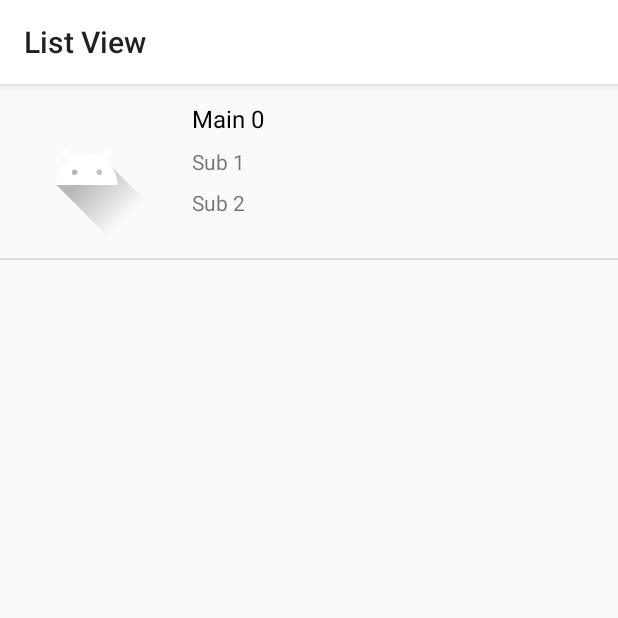
After one commit to syngenta-digital/mobile-android-ui-kit, an Android app: the fragment ListViewFragment placed in its activity, on a phone screen of 412 x 824 dp, the top half of it. The commit adds this screen. Run offline under Robolectric (Android 15) with nearby library versions, the phone set to English and light mode, and no system bars.

Commit message:
Adding StyledList

```diff
--- a/demo/src/main/java/com/syngenta/uikit/MainActivity.kt
+++ b/demo/src/main/java/com/syngenta/uikit/MainActivity.kt
@@ -4,10 +4,7 @@ import android.os.Bundle
 import androidx.appcompat.app.AppCompatActivity
 import androidx.fragment.app.Fragment
 import androidx.fragment.app.FragmentTransaction
-import com.syngenta.uikit.fragments.ButtonsFragment
-import com.syngenta.uikit.fragments.ColorsFragment
-import com.syngenta.uikit.fragments.DialogsFragment
-import com.syngenta.uikit.fragments.HomeFragment
+import com.syngenta.uikit.fragments.*
 
 
 class MainActivity : AppCompatActivity() {
@@ -38,6 +35,10 @@ class MainActivity : AppCompatActivity() {
         navigateTo(ColorsFragment())
     }
 
+    fun showListViewLayout() {
+        navigateTo(ListViewFragment())
+    }
+
     private fun navigateTo(fragment: Fragment) {
         val fragmentTransaction = supportFragmentManager.beginTransaction()
         fragmentTransaction.replace(R.id.frameLayout, fragment)
--- /dev/null
+++ b/demo/src/main/java/com/syngenta/uikit/adapters/StyledListAdapter.kt
@@ -0,0 +1,109 @@
+package com.syngenta.uikit.adapters
+
+import android.content.Context
+import android.view.LayoutInflater
+import android.view.View
+import android.view.ViewGroup
+import android.widget.ImageView
+import android.widget.TextView
+import androidx.recyclerview.widget.DividerItemDecoration
+import androidx.recyclerview.widget.LinearLayoutManager
+import androidx.recyclerview.widget.RecyclerView
+import com.syngenta.uikit.R
+import kotlinx.android.synthetic.main.item_generic.view.*
+
+interface StyledListItem {
+    fun getImageUrl(): Int?
+    fun getMainText(): String?
+    fun getSubText1(): String?
+    fun getSubText2(): String?
+}
+
+interface StyledItemCallback {
+    fun onClick(item: StyledListItem)
+}
+
+class StyledListAdapter<T : StyledListItem>() : RecyclerView.Adapter<GenericViewHolder>() {
+
+    var list: Array<T>? = null
+    var context: Context? = null
+    var callback: StyledItemCallback? = null
+
+    constructor(
+        context: Context,
+        items: Array<T>,
+        recyclerView: RecyclerView,
+        callback: StyledItemCallback? = null
+    ) : this() {
+        this.context = context
+        this.list = items
+        this.callback = callback
+        val layoutManager = LinearLayoutManager(context)
+        recyclerView.layoutManager = layoutManager
+        recyclerView.addItemDecoration(
+            DividerItemDecoration(
+                recyclerView.context,
+                layoutManager.orientation
+            )
+        )
+
+        recyclerView.adapter = this
+    }
+
+    override fun onCreateViewHolder(parent: ViewGroup, viewType: Int): GenericViewHolder {
+        val view = LayoutInflater.from(context).inflate(R.layout.item_generic, parent, false)
+        return GenericViewHolder(view)
+    }
+
+    override fun getItemCount() = list?.size ?: 0
+
+    override fun onBindViewHolder(holder: GenericViewHolder, position: Int) {
+        list?.let { list ->
+            val item = list[position]
+            val imageUrl = item.getImageUrl()
+            if (imageUrl != null) {
+                holder.imageView.setImageResource(imageUrl)
+                holder.imageView.visibility = View.VISIBLE
+            } else {
+                holder.imageView.visibility = View.GONE
+            }
+
+            if (item.getMainText() != null) {
+                holder.mainText.text = item.getMainText()
+                holder.mainText.visibility = View.VISIBLE
+            } else {
+                holder.mainText.visibility = View.GONE
+            }
+
+            if (item.getSubText1() != null) {
+                holder.subText1.text = item.getSubText1()
+                holder.subText1.visibility = View.VISIBLE
+            } else {
+                holder.subText1.visibility = View.GONE
+            }
+
+            if (item.getSubText2() != null) {
+                holder.subText2.text = item.getSubText2()
+                holder.subText2.visibility = View.VISIBLE
+            } else {
+                holder.subText2.visibility = View.GONE
+            }
+            holder.v.setOnClickListener {
+                callback?.onClick(item)
+            }
+        }
+    }
+
+    fun setItems(items: Array<T>) {
+        this.list = items
+        notifyDataSetChanged()
+    }
+
+}
+
+class GenericViewHolder(var v: View) : RecyclerView.ViewHolder(v) {
+    val imageView: ImageView = v.image_view
+    val mainText: TextView = v.text_main
+    val subText1: TextView = v.text_sub1
+    val subText2: TextView = v.text_sub2
+}
--- a/demo/src/main/java/com/syngenta/uikit/fragments/HomeFragment.kt
+++ b/demo/src/main/java/com/syngenta/uikit/fragments/HomeFragment.kt
@@ -30,6 +30,11 @@ class HomeFragment : Fragment() {
             (activity as MainActivity).showDialogsLayout()
         }
 
+        button_list_view.setOnClickListener {
+            (activity as MainActivity).showListViewLayout()
+
+        }
+
         button_colors.setOnClickListener {
             (activity as MainActivity).showColorsLayout()
         }
--- /dev/null
+++ b/demo/src/main/java/com/syngenta/uikit/fragments/ListViewFragment.kt
@@ -0,0 +1,100 @@
+package com.syngenta.uikit.fragments
+
+
+import android.content.Context
+import android.os.Bundle
+import android.view.LayoutInflater
+import android.view.View
+import android.view.ViewGroup
+import androidx.fragment.app.Fragment
+import com.syngenta.uikit.MainActivity
+import com.syngenta.uikit.R
+import com.syngenta.uikit.adapters.StyledItemCallback
+import com.syngenta.uikit.adapters.StyledListAdapter
+import com.syngenta.uikit.adapters.StyledListItem
+import kotlinx.android.synthetic.main.fragment_list_view.*
+
+/**
+ * A simple [Fragment] subclass.
+ */
+class ListViewFragment : Fragment() {
+
+    var adapter: StyledListAdapter<ListItem>? = null
+
+    override fun onCreateView(
+        inflater: LayoutInflater, container: ViewGroup?,
+        savedInstanceState: Bundle?
+    ): View? {
+        // Inflate the layout for this fragment
+        return inflater.inflate(R.layout.fragment_list_view, container, false)
+    }
+
+    override fun onResume() {
+        super.onResume()
+        (activity as MainActivity).setTitle(getString(R.string.list_view))
+    }
+
+    override fun onActivityCreated(savedInstanceState: Bundle?) {
+        super.onActivityCreated(savedInstanceState)
+        adapter = StyledListAdapter(
+            context!!,
+            initList(),
+            recycler_view_generic,
+            CallbackHandler(context!!, this)
+        )
+    }
+
+    private fun initList(): Array<ListItem> {
+        itemList.clear()
+        counter = 0
+        itemList.add(
+            ListItem(
+                image = R.drawable.ic_launcher_foreground,
+                main = "Main $counter",
+                sub1 = "Sub 1",
+                sub2 = "Sub 2"
+            )
+        )
+        return itemList.toTypedArray()
+    }
+
+    fun addItem() {
+        counter++
+        itemList.add(
+            ListItem(
+                image = R.drawable.ic_launcher_foreground,
+                main = "Main $counter",
+                sub1 = "Sub 1",
+                sub2 = "Sub 2"
+            )
+        )
+        adapter?.setItems(itemList.toTypedArray())
+    }
+
+    companion object {
+        val itemList = mutableListOf<ListItem>()
+        var counter: Int = 0
+    }
+}
+
+class CallbackHandler(
+    val context: Context,
+    private val listViewFragment: ListViewFragment
+) : StyledItemCallback {
+    override fun onClick(item: StyledListItem) {
+        listViewFragment.addItem()
+    }
+
+}
+
+class ListItem(
+    val image: Int? = null,
+    val main: String? = null,
+    val sub1: String? = null,
+    val sub2: String? = null
+) : StyledListItem {
+    override fun getImageUrl() = image
+    override fun getMainText() = main
+    override fun getSubText1() = sub1
+    override fun getSubText2() = sub2
+}
--- a/demo/src/main/res/layout/fragment_home.xml
+++ b/demo/src/main/res/layout/fragment_home.xml
@@ -21,6 +21,7 @@
             android:gravity="center"
             android:padding="16dp"
             android:text="@string/syngenta_ui_kit"
+            android:textColor="@android:color/black"
             android:textSize="32sp"
             android:textStyle="bold" />
 
@@ -30,6 +31,7 @@
             android:layout_height="wrap_content"
             android:layout_margin="16dp"
             android:text="@string/buttons"
+            app:colorNew="@android:color/black"
             app:type="text" />
 
         <com.syngenta.uikit_android.StyledButton
@@ -38,6 +40,16 @@
             android:layout_height="wrap_content"
             android:layout_margin="16dp"
             android:text="@string/dialogs"
+            app:colorNew="@android:color/black"
+            app:type="text" />
+
+        <com.syngenta.uikit_android.StyledButton
+            android:id="@+id/button_list_view"
+            android:layout_width="match_parent"
+            android:layout_height="wrap_content"
+            android:layout_margin="16dp"
+            android:text="@string/list_view"
+            app:colorNew="@android:color/black"
             app:type="text" />
 
         <com.syngenta.uikit_android.StyledButton
@@ -46,6 +58,7 @@
             android:layout_height="wrap_content"
             android:layout_margin="16dp"
             android:text="@string/colors"
+            app:colorNew="@android:color/black"
             app:type="text" />
 
     </LinearLayout>
--- /dev/null
+++ b/demo/src/main/res/layout/fragment_list_view.xml
@@ -0,0 +1,13 @@
+<?xml version="1.0" encoding="utf-8"?>
+<FrameLayout xmlns:android="http://schemas.android.com/apk/res/android"
+    xmlns:tools="http://schemas.android.com/tools"
+    android:layout_width="match_parent"
+    android:layout_height="match_parent"
+    tools:context=".fragments.ListViewFragment">
+
+<androidx.recyclerview.widget.RecyclerView
+    android:id="@+id/recycler_view_generic"
+    android:layout_width="match_parent"
+    android:layout_height="match_parent"/>
+
+</FrameLayout>
--- /dev/null
+++ b/demo/src/main/res/layout/item_generic.xml
@@ -0,0 +1,49 @@
+<?xml version="1.0" encoding="utf-8"?>
+<androidx.constraintlayout.widget.ConstraintLayout xmlns:android="http://schemas.android.com/apk/res/android"
+    xmlns:app="http://schemas.android.com/apk/res-auto"
+    xmlns:tools="http://schemas.android.com/tools"
+    android:layout_width="match_parent"
+    android:layout_height="wrap_content"
+    android:padding="8dp">
+
+    <ImageView
+        android:id="@+id/image_view"
+        android:layout_width="100dp"
+        android:layout_height="100dp"
+        android:src="@mipmap/ic_launcher"
+        app:layout_constraintStart_toStartOf="parent"
+        app:layout_constraintTop_toTopOf="parent" />
+
+    <TextView
+        android:id="@+id/text_main"
+        android:layout_width="wrap_content"
+        android:layout_height="wrap_content"
+        android:layout_marginLeft="16dp"
+        android:layout_marginRight="16dp"
+        android:padding="4dp"
+        android:textColor="@android:color/black"
+        android:textSize="16dp"
+        app:layout_constraintStart_toEndOf="@id/image_view"
+        app:layout_constraintTop_toTopOf="parent"
+        tools:text="Main text" />
+
+    <TextView
+        android:id="@+id/text_sub1"
+        android:layout_width="wrap_content"
+        android:layout_height="wrap_content"
+        android:padding="4dp"
+        app:layout_constraintStart_toStartOf="@id/text_main"
+        app:layout_constraintTop_toBottomOf="@id/text_main"
+        tools:text="Sub text 1" />
+
+    <TextView
+        android:id="@+id/text_sub2"
+        android:layout_width="wrap_content"
+        android:layout_height="wrap_content"
+        android:padding="4dp"
+        app:layout_constraintStart_toStartOf="@id/text_main"
+        app:layout_constraintTop_toBottomOf="@id/text_sub1"
+        tools:text="Sub text 2" />
+
+
+</androidx.constraintlayout.widget.ConstraintLayout>
--- a/demo/src/main/res/values/strings.xml
+++ b/demo/src/main/res/values/strings.xml
@@ -12,4 +12,5 @@
     <string name="show_simple_dialog">Show Simple Dialog</string>
     <string name="color">color</string>
     <string name="colors">Colors</string>
+    <string name="list_view">List View</string>
 </resources>
--- a/demo/src/main/res/values/styles.xml
+++ b/demo/src/main/res/values/styles.xml
@@ -1,10 +1,10 @@
 <resources>
 
     <!-- Base application theme. -->
-    <style name="AppTheme" parent="Theme.AppCompat.Light.DarkActionBar">
+    <style name="AppTheme" parent="Theme.AppCompat.Light">
         <!-- Customize your theme here. -->
-        <item name="colorPrimary">@color/colorPrimary</item>
-        <item name="colorPrimaryDark">@color/colorPrimaryDark</item>
+        <item name="colorPrimary">@color/white</item>
+        <item name="colorPrimaryDark">@color/neutral_500</item>
         <item name="colorAccent">@color/colorAccent</item>
     </style>
 
```
